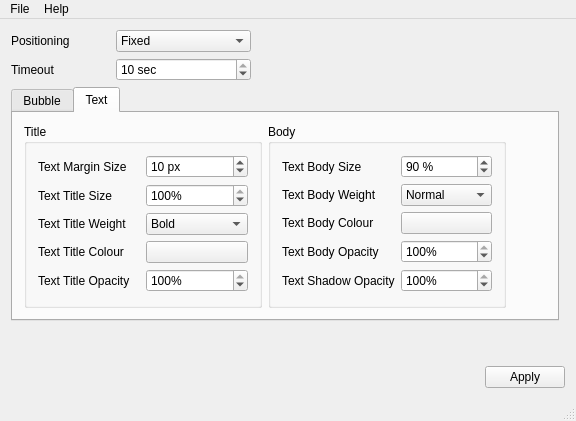
Before: the Qt Designer form mainwindow.ui in amandeepg/notifyosdconfig, drawn with Qt 5.
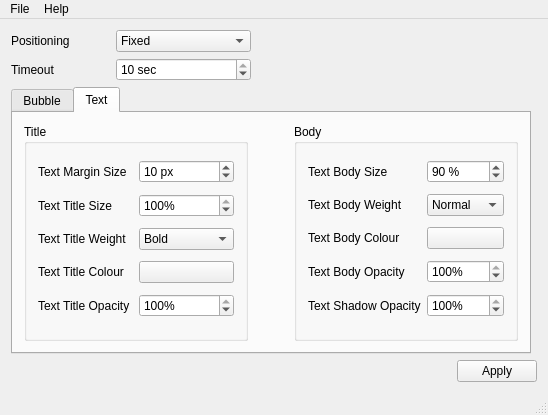
After: the same form once the commit is applied. The open tabs and pages were chosen to show the change. Icons and pictures are not drawn. Custom widgets are drawn as their Qt base class.

```diff
--- a/mainwindow.ui
+++ b/mainwindow.ui
@@ -6,8 +6,8 @@
    <rect>
     <x>0</x>
     <y>0</y>
-    <width>576</width>
-    <height>421</height>
+    <width>548</width>
+    <height>415</height>
    </rect>
   </property>
   <property name="acceptDrops">
@@ -148,17 +148,11 @@
       </item>
      </layout>
     </item>
-    <item row="5" column="0">
+    <item row="12" column="0">
      <widget class="QTabWidget" name="tabWidget">
       <property name="enabled">
        <bool>true</bool>
       </property>
-      <property name="sizePolicy">
-       <sizepolicy hsizetype="Expanding" vsizetype="Minimum">
-        <horstretch>0</horstretch>
-        <verstretch>0</verstretch>
-       </sizepolicy>
-      </property>
       <property name="currentIndex">
        <number>0</number>
       </property>
@@ -577,22 +571,6 @@
          </widget>
         </item>
         <item row="0" column="2">
-         <spacer name="horizontalSpacer_2">
-          <property name="orientation">
-           <enum>Qt::Horizontal</enum>
-          </property>
-          <property name="sizeType">
-           <enum>QSizePolicy::Maximum</enum>
-          </property>
-          <property name="sizeHint" stdset="0">
-           <size>
-            <width>40</width>
-            <height>20</height>
-           </size>
-          </property>
-         </spacer>
-        </item>
-        <item row="0" column="1">
          <widget class="QGroupBox" name="groupBox_3">
           <property name="title">
            <string>Body</string>
@@ -740,6 +718,22 @@
           </layout>
          </widget>
         </item>
+        <item row="0" column="1">
+         <spacer name="horizontalSpacer_2">
+          <property name="orientation">
+           <enum>Qt::Horizontal</enum>
+          </property>
+          <property name="sizeType">
+           <enum>QSizePolicy::Maximum</enum>
+          </property>
+          <property name="sizeHint" stdset="0">
+           <size>
+            <width>40</width>
+            <height>20</height>
+           </size>
+          </property>
+         </spacer>
+        </item>
        </layout>
       </widget>
      </widget>
@@ -751,8 +745,8 @@
     <rect>
      <x>0</x>
      <y>0</y>
-     <width>576</width>
-     <height>23</height>
+     <width>548</width>
+     <height>25</height>
     </rect>
    </property>
    <widget class="QMenu" name="menuFIle">
```
Left out of the diff: 10 changed lines with no effect on the pictures.
